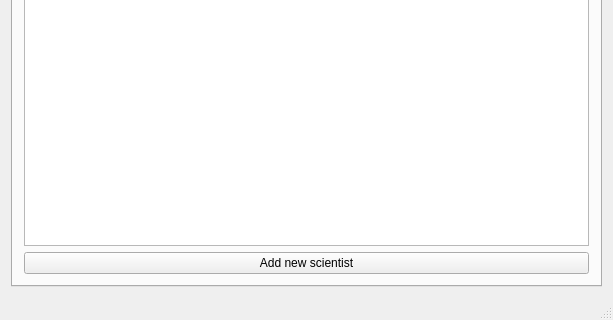
The window that mainwindow.ui (VLN1-Hopur23/VLN1-Hopur23) describes before a commit, drawn with Qt 5; both pictures show x 0 to 613 and y 205 to 525 of the 613 by 525 pixel window.
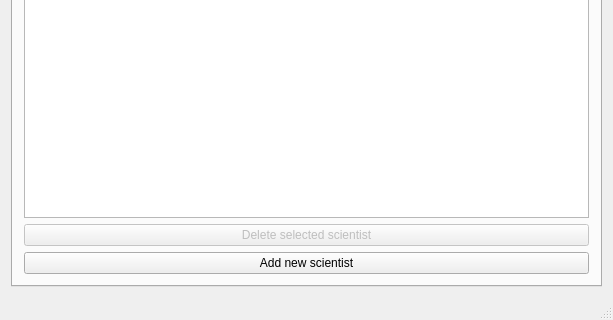
The same window after the commit. Icons and pictures are not drawn.

Commit message: delete function

Diff of the .ui file:
```diff
--- a/mainwindow.ui
+++ b/mainwindow.ui
@@ -74,6 +74,16 @@
           </column>
          </widget>
         </item>
+        <item>
+         <widget class="QPushButton" name="button_delete_scientist">
+          <property name="enabled">
+           <bool>false</bool>
+          </property>
+          <property name="text">
+           <string>Delete selected scientist</string>
+          </property>
+         </widget>
+        </item>
         <item>
          <widget class="QPushButton" name="button_add_scientist">
           <property name="text">
```
Left out of the diff: 11 changed lines with no effect on the pictures. The commit also changes 6 other files.
